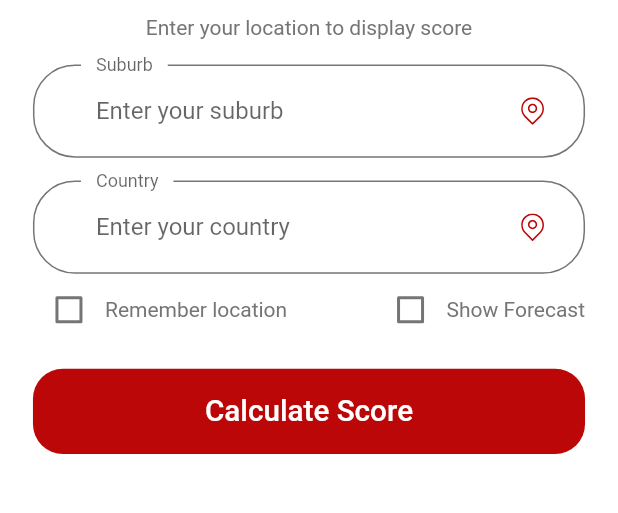
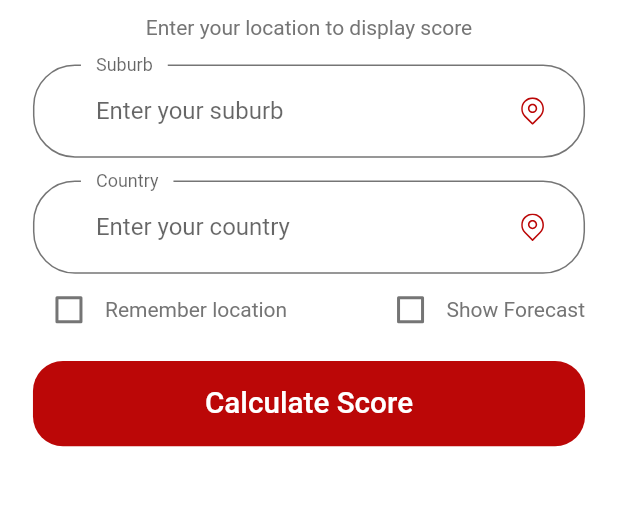
Before and after one commit to blakeroles/should-i-run, a Flutter app: the screen it shows after launch, on a phone screen of 412 x 824 dp, the part 103-616 px from its top. Run offline on Flutter 3.47's test engine with Material 2 defaults, Android fonts, the phone set to English and light mode, and no system bars; our stand-ins replace fl_chart, flutter_dotenv, flutter_svg, shared_preferences; Roboto replaces fonts that are missing (Muli).

Commit message:
Pushing changes

```diff
--- a/should_i_run/lib/components/line_chart.dart
+++ b/should_i_run/lib/components/line_chart.dart
@@ -52,7 +52,7 @@ class ForecastChart extends StatelessWidget {
             }
             return SizedBox(
               width: 300,
-              height: 200,
+              height: 180,
               child: LineChart(
                 LineChartData(
                   lineTouchData: LineTouchData(
--- a/should_i_run/lib/screens/main_screen/components/location_form.dart
+++ b/should_i_run/lib/screens/main_screen/components/location_form.dart
@@ -87,7 +87,7 @@ class _LocationFormState extends State<LocationForm> {
                 }),
             Text("Show Forecast"),
           ]),
-          SizedBox(height: getProportionateScreenHeight(15)),
+          SizedBox(height: getProportionateScreenHeight(10)),
           FormError(errors: errors),
           DefaultButton(
               text: "Calculate Score",
@@ -97,7 +97,7 @@ class _LocationFormState extends State<LocationForm> {
                   processApi(location + "," + country);
                 }
               }),
-          SizedBox(height: getProportionateScreenHeight(10)),
+          SizedBox(height: getProportionateScreenHeight(5)),
           FutureBuilder<WeatherResponse>(
               future: weatherResponse,
               builder: (context, snapshot) {
@@ -130,7 +130,7 @@ class _LocationFormState extends State<LocationForm> {
                 }
                 return Text('');
               }),
-          SizedBox(height: getProportionateScreenHeight(10)),
+          SizedBox(height: getProportionateScreenHeight(5)),
           buildLocationFutureBuilder(),
           SizedBox(height: getProportionateScreenHeight(20)),
           Visibility(
--- a/should_i_run/pubspec.yaml
+++ b/should_i_run/pubspec.yaml
@@ -15,7 +15,7 @@ publish_to: 'none' # Remove this line if you wish to publish to pub.dev
 # In iOS, build-name is used as CFBundleShortVersionString while build-number used as CFBundleVersion.
 # Read more about iOS versioning at
 # https://developer.apple.com/library/archive/documentation/General/Reference/InfoPlistKeyReference/Articles/CoreFoundationKeys.html
-version: 1.0.0+1
+version: 2.0.0+2
 
 environment:
   sdk: ">=2.7.0 <3.0.0"
```
Also changed, not shown: 4 other files.
